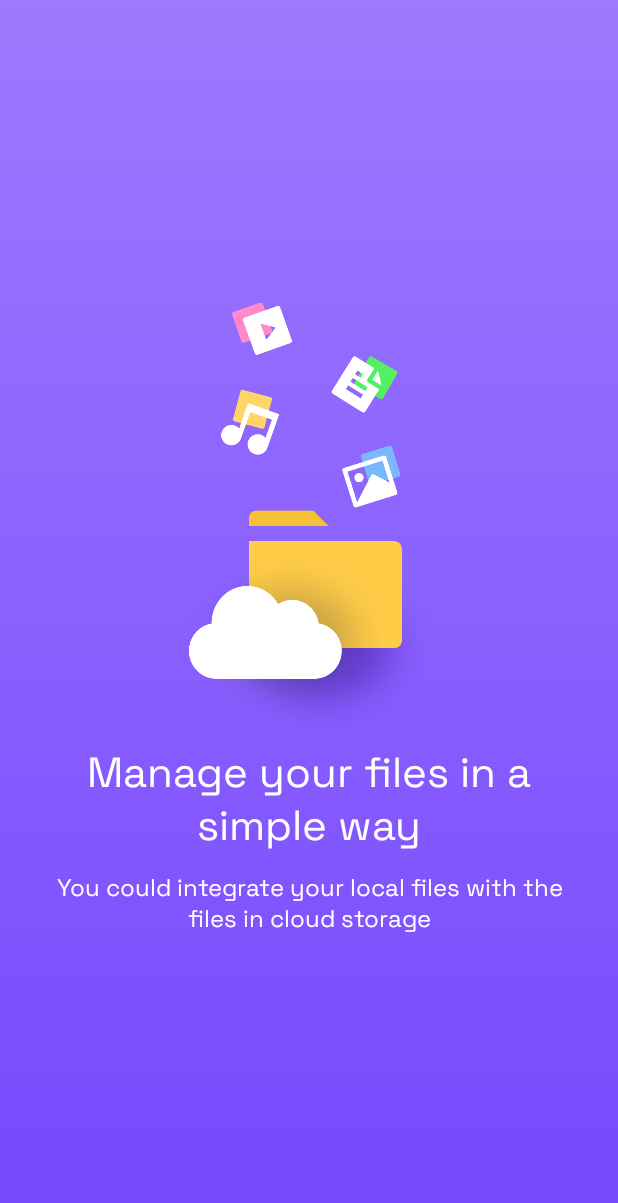
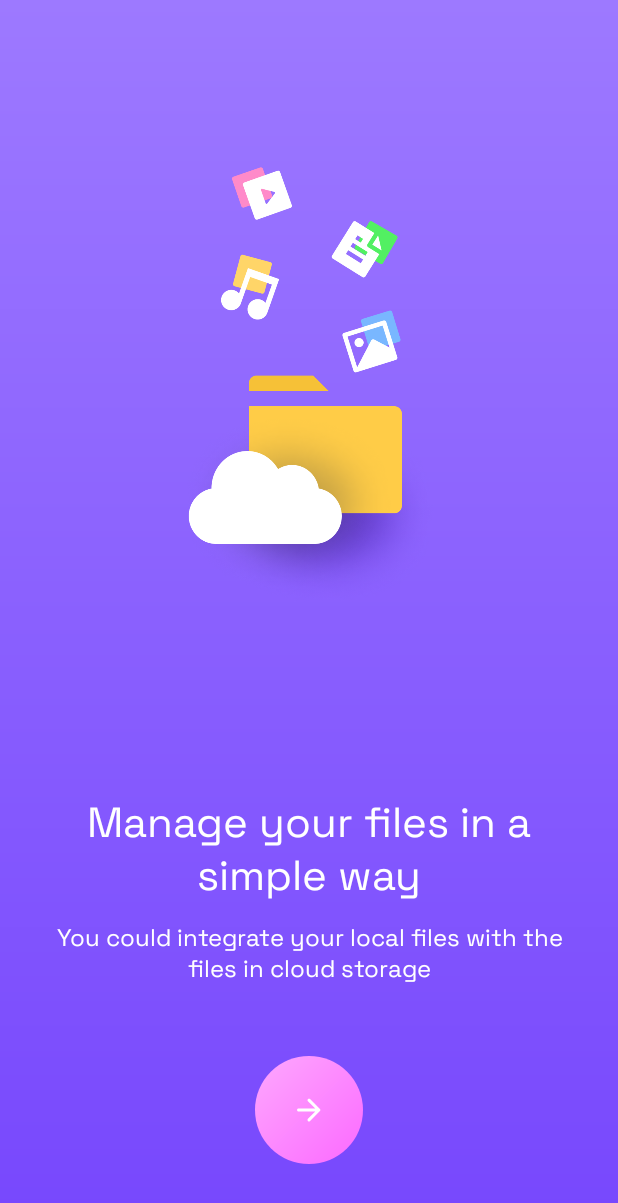
Before and after one commit to PNThanggg/AndroidFileManager, an Android app: the screen it shows after launch (IntroActivity), on a phone screen of 412 x 824 dp. Shown: the top 1203 px of the screen. Run offline under Robolectric (Android 15) with nearby library versions, the phone set to English and light mode, and no system bars; our stand-ins replace Dagger/Hilt's generated code, Timber, sdp/ssp sizes.

Commit message:
:art: Update intro screen layout

```diff
--- a/app/src/main/res/layout/activity_intro.xml
+++ b/app/src/main/res/layout/activity_intro.xml
@@ -5,23 +5,22 @@
     android:layout_width="match_parent"
     android:layout_height="match_parent"
     android:background="@drawable/background_intro"
-    android:gravity="center"
     android:orientation="vertical"
     tools:context=".IntroActivity">
 
     <androidx.appcompat.widget.AppCompatImageView
-        android:id="@+id/appCompatImageView"
         android:layout_width="wrap_content"
-        android:layout_height="wrap_content"
+        android:layout_height="0dp"
         android:layout_marginHorizontal="@dimen/_120sdp"
+        android:layout_weight="1"
         android:adjustViewBounds="true"
         android:src="@drawable/intro_image" />
 
     <TextView
-        android:id="@+id/textView"
         android:layout_width="wrap_content"
         android:layout_height="wrap_content"
         android:layout_marginHorizontal="@dimen/_48sdp"
+        android:layout_marginTop="@dimen/_12sdp"
         android:text="@string/manage_your_files_in_a_simple_way"
         android:textAlignment="center"
         android:textColor="@color/white"
@@ -38,4 +37,22 @@
         android:textColor="@color/white"
         android:textSize="@dimen/_16sdp"
         tools:ignore="SpUsage" />
+
+    <LinearLayout
+        android:layout_width="@dimen/_72sdp"
+        android:layout_height="@dimen/_72sdp"
+        android:layout_gravity="center_horizontal"
+        android:layout_marginTop="@dimen/_48sdp"
+        android:layout_marginBottom="@dimen/_48sdp"
+        android:background="@drawable/background_intro_button"
+        android:gravity="center">
+
+        <androidx.appcompat.widget.AppCompatImageView
+            android:layout_width="@dimen/_24sdp"
+            android:layout_height="@dimen/_24sdp"
+            android:adjustViewBounds="true"
+            android:rotation="180"
+            android:src="@drawable/ic_arrow_left_vector" />
+
+    </LinearLayout>
 </LinearLayout>
```
